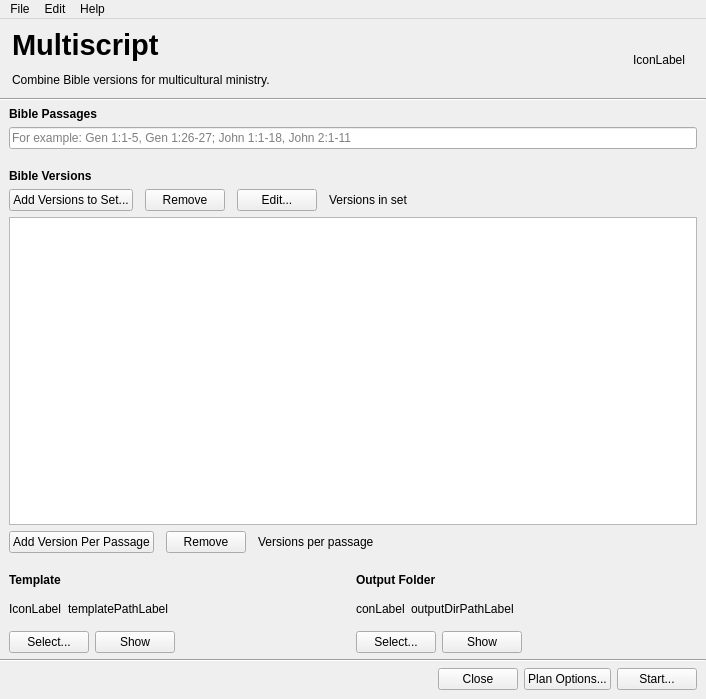
The window that multiscript/ui/main_window.ui (multiscript/multiscript) describes before a commit, drawn with Qt 5.
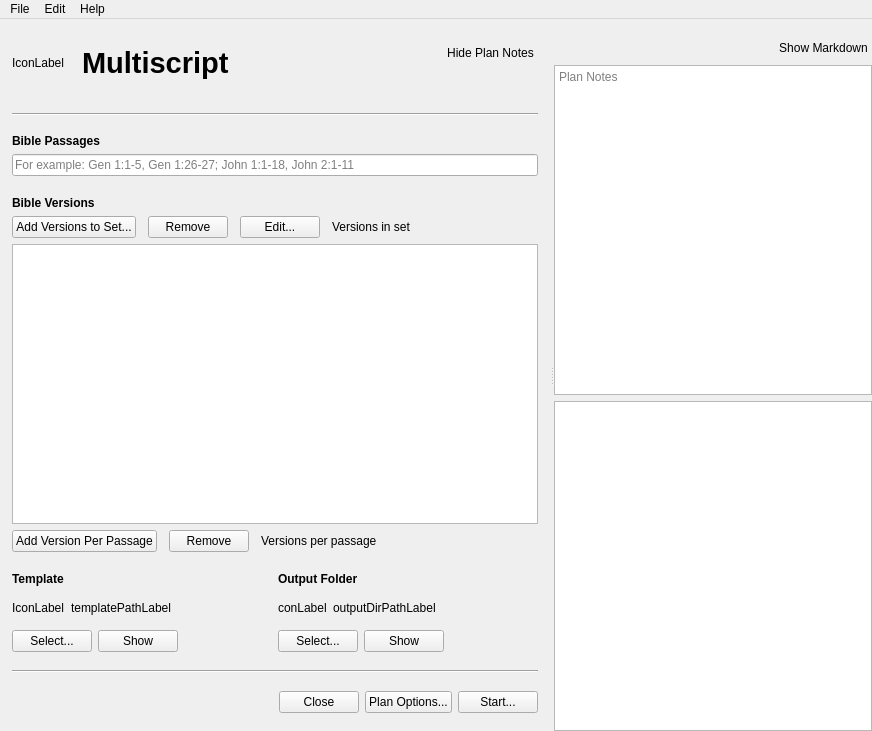
The same window after the commit. Custom widgets are drawn as their Qt base class.

Commit message: Add plan and version notes (#5)

The edit to the form file:
```diff
--- a/multiscript/ui/main_window.ui
+++ b/multiscript/ui/main_window.ui
@@ -6,21 +6,15 @@
    <rect>
     <x>0</x>
     <y>0</y>
-    <width>706</width>
-    <height>699</height>
+    <width>872</width>
+    <height>731</height>
    </rect>
   </property>
-  <property name="sizePolicy">
-   <sizepolicy hsizetype="MinimumExpanding" vsizetype="MinimumExpanding">
-    <horstretch>0</horstretch>
-    <verstretch>0</verstretch>
-   </sizepolicy>
-  </property>
   <property name="windowTitle">
    <string>Multiscript</string>
   </property>
   <widget class="QWidget" name="centralwidget">
-   <layout class="QVBoxLayout" name="verticalLayout">
+   <layout class="QVBoxLayout" name="verticalLayout_3">
     <property name="leftMargin">
      <number>0</number>
     </property>
@@ -32,58 +26,52 @@
     </property>
     <property name="bottomMargin">
      <number>0</number>
+    </property>
+    <item>
+     <widget class="QSplitter" name="splitter">
+      <property name="sizePolicy">
+       <sizepolicy hsizetype="Preferred" vsizetype="Preferred">
+        <horstretch>0</horstretch>
+        <verstretch>0</verstretch>
+       </sizepolicy>
+      </property>
+      <property name="orientation">
+       <enum>Qt::Horizontal</enum>
+      </property>
+      <property name="childrenCollapsible">
+       <bool>false</bool>
+      </property>
+      <widget class="QWidget" name="mainLayoutWidget">
+       <layout class="QVBoxLayout" name="mainLayout">
+        <property name="leftMargin">
+         <number>12</number>
+        </property>
+        <property name="rightMargin">
+         <number>12</number>
     </property>
     <item>
      <widget class="QWidget" name="titleAreaWidget" native="true">
       <property name="autoFillBackground">
        <bool>false</bool>
       </property>
-      <layout class="QVBoxLayout" name="verticalLayout_2">
+          <layout class="QVBoxLayout" name="titleAreaWidgetLayout">
        <property name="leftMargin">
+            <number>0</number>
+           </property>
+           <property name="topMargin">
         <number>12</number>
        </property>
+           <property name="rightMargin">
+            <number>0</number>
+           </property>
        <property name="bottomMargin">
+            <number>12</number>
+           </property>
+           <item>
+            <layout class="QHBoxLayout" name="horizontalLayout_3">
+             <property name="spacing">
         <number>0</number>
        </property>
-       <item>
-        <layout class="QHBoxLayout" name="horizontalLayout_9">
-         <item>
-          <layout class="QVBoxLayout" name="verticalLayout_5">
-           <item>
-            <widget class="QLabel" name="titleLabel">
-             <property name="font">
-              <font>
-               <pointsize>22</pointsize>
-               <bold>true</bold>
-              </font>
-             </property>
-             <property name="text">
-              <string>Multiscript</string>
-             </property>
-            </widget>
-           </item>
-           <item>
-            <widget class="QLabel" name="label">
-             <property name="text">
-              <string>Combine Bible versions for multicultural ministry.</string>
-             </property>
-            </widget>
-           </item>
-          </layout>
-         </item>
-         <item>
-          <spacer name="horizontalSpacer">
-           <property name="orientation">
-            <enum>Qt::Horizontal</enum>
-           </property>
-           <property name="sizeHint" stdset="0">
-            <size>
-             <width>40</width>
-             <height>20</height>
-            </size>
-           </property>
-          </spacer>
-         </item>
          <item>
           <widget class="IconLabel" name="appIconLabel">
            <property name="minimumSize">
@@ -97,6 +85,84 @@
            </property>
           </widget>
          </item>
+             <item>
+              <spacer name="horizontalSpacer_4">
+               <property name="orientation">
+                <enum>Qt::Horizontal</enum>
+               </property>
+               <property name="sizeType">
+                <enum>QSizePolicy::Fixed</enum>
+               </property>
+               <property name="sizeHint" stdset="0">
+                <size>
+                 <width>6</width>
+                 <height>20</height>
+                </size>
+               </property>
+              </spacer>
+             </item>
+             <item>
+              <widget class="QLabel" name="titleLabel">
+               <property name="font">
+                <font>
+                 <pointsize>22</pointsize>
+                 <bold>true</bold>
+                </font>
+               </property>
+               <property name="text">
+                <string>Multiscript</string>
+               </property>
+              </widget>
+             </item>
+             <item>
+              <spacer name="horizontalSpacer">
+               <property name="orientation">
+                <enum>Qt::Horizontal</enum>
+               </property>
+               <property name="sizeHint" stdset="0">
+                <size>
+                 <width>40</width>
+                 <height>20</height>
+                </size>
+               </property>
+              </spacer>
+             </item>
+             <item>
+              <layout class="QVBoxLayout" name="verticalLayout">
+               <item>
+                <widget class="QPushButton" name="togglePlanNotesButton">
+                 <property name="text">
+                  <string>Hide Plan Notes</string>
+                 </property>
+                 <property name="checkable">
+                  <bool>false</bool>
+                 </property>
+                 <property name="checked">
+                  <bool>false</bool>
+                 </property>
+                 <property name="flat">
+                  <bool>true</bool>
+                 </property>
+                </widget>
+               </item>
+               <item>
+                <spacer name="verticalSpacer">
+                 <property name="orientation">
+                  <enum>Qt::Vertical</enum>
+                 </property>
+                 <property name="sizeType">
+                  <enum>QSizePolicy::Preferred</enum>
+                 </property>
+                 <property name="sizeHint" stdset="0">
+                  <size>
+                   <width>20</width>
+                   <height>20</height>
+                  </size>
+                 </property>
+                </spacer>
+               </item>
+              </layout>
+             </item>
         </layout>
        </item>
       </layout>
@@ -112,11 +178,17 @@
     <item>
      <widget class="QWidget" name="mainAreaWidget" native="true">
       <layout class="QVBoxLayout" name="mainAreaWidgetLayout">
+           <property name="leftMargin">
+            <number>0</number>
+           </property>
        <property name="topMargin">
+            <number>12</number>
+           </property>
+           <property name="rightMargin">
         <number>0</number>
        </property>
        <property name="bottomMargin">
-        <number>0</number>
+            <number>12</number>
        </property>
        <item>
         <widget class="QLabel" name="passagesLabel">
@@ -151,9 +223,9 @@
         </widget>
        </item>
        <item>
-        <layout class="QVBoxLayout" name="versionsVerticalLayout">
+            <layout class="QVBoxLayout" name="versionsVerticalLayout" stretch="0,1,0">
          <item>
-          <layout class="QHBoxLayout" name="horizontalLayout_6">
+              <layout class="QHBoxLayout" name="horizontalLayout_8">
            <property name="spacing">
             <number>12</number>
            </property>
@@ -206,9 +278,15 @@
           </layout>
          </item>
          <item>
-          <layout class="QHBoxLayout" name="horizontalLayout">
+              <layout class="QHBoxLayout" name="horizontalLayout_12">
            <item>
             <widget class="ItemListTableView" name="versionTable">
+                 <property name="sizePolicy">
+                  <sizepolicy hsizetype="Expanding" vsizetype="Expanding">
+                   <horstretch>0</horstretch>
+                   <verstretch>1</verstretch>
+                  </sizepolicy>
+                 </property>
              <attribute name="horizontalHeaderHighlightSections">
               <bool>false</bool>
              </attribute>
@@ -289,7 +367,7 @@
          <item row="1" column="0">
           <layout class="QVBoxLayout" name="verticalLayout_7">
            <item>
-            <layout class="QHBoxLayout" name="horizontalLayout_4">
+                <layout class="QHBoxLayout" name="horizontalLayout_5">
              <item>
               <widget class="IconLabel" name="templateIconLabel">
                <property name="sizePolicy">
@@ -334,7 +412,7 @@
             </layout>
            </item>
            <item>
-            <layout class="QHBoxLayout" name="horizontalLayout_5">
+                <layout class="QHBoxLayout" name="horizontalLayout_6">
              <item>
               <widget class="QPushButton" name="templateSelectButton">
                <property name="text">
@@ -353,7 +431,7 @@
               </widget>
              </item>
              <item>
-              <spacer name="horizontalSpacer_3">
+                  <spacer name="horizontalSpacer_8">
                <property name="orientation">
                 <enum>Qt::Horizontal</enum>
                </property>
@@ -370,9 +448,9 @@
           </layout>
          </item>
          <item row="1" column="1">
-          <layout class="QVBoxLayout" name="verticalLayout_8">
+              <layout class="QVBoxLayout" name="verticalLayout_2">
            <item>
-            <layout class="QHBoxLayout" name="horizontalLayout_7">
+                <layout class="QHBoxLayout" name="horizontalLayout_4">
              <item>
               <widget class="IconLabel" name="outputDirIconLabel">
                <property name="minimumSize">
@@ -402,7 +480,7 @@
             </layout>
            </item>
            <item>
-            <layout class="QHBoxLayout" name="horizontalLayout_8">
+                <layout class="QHBoxLayout" name="horizontalLayout_7">
              <item>
               <widget class="QPushButton" name="outputDirSelectButton">
                <property name="text">
@@ -421,7 +499,7 @@
               </widget>
              </item>
              <item>
-              <spacer name="horizontalSpacer_4">
+                  <spacer name="horizontalSpacer_5">
                <property name="orientation">
                 <enum>Qt::Horizontal</enum>
                </property>
@@ -451,12 +529,19 @@
     </item>
     <item>
      <widget class="QWidget" name="footerAreaWidget" native="true">
-      <layout class="QVBoxLayout" name="verticalLayout_6">
+          <layout class="QHBoxLayout" name="footerLayout">
+           <property name="leftMargin">
+            <number>0</number>
+           </property>
        <property name="topMargin">
+            <number>12</number>
+           </property>
+           <property name="rightMargin">
         <number>0</number>
        </property>
-       <item>
-        <layout class="QHBoxLayout" name="horizontalLayout_3">
+           <property name="bottomMargin">
+            <number>18</number>
+           </property>
          <item>
           <spacer name="horizontalSpacer_2">
            <property name="orientation">
@@ -501,8 +586,100 @@
           </widget>
          </item>
         </layout>
-       </item>
-      </layout>
+         </widget>
+        </item>
+       </layout>
+      </widget>
+      <widget class="QWidget" name="sidePanelWidget" native="true">
+       <property name="enabled">
+        <bool>true</bool>
+       </property>
+       <property name="sizePolicy">
+        <sizepolicy hsizetype="MinimumExpanding" vsizetype="MinimumExpanding">
+         <horstretch>0</horstretch>
+         <verstretch>0</verstretch>
+        </sizepolicy>
+       </property>
+       <property name="minimumSize">
+        <size>
+         <width>250</width>
+         <height>100</height>
+        </size>
+       </property>
+       <layout class="QVBoxLayout" name="verticalLayout_5">
+        <property name="topMargin">
+         <number>18</number>
+        </property>
+        <item>
+         <layout class="QHBoxLayout" name="horizontalLayout">
+          <item>
+           <spacer name="horizontalSpacer_3">
+            <property name="orientation">
+             <enum>Qt::Horizontal</enum>
+            </property>
+            <property name="sizeHint" stdset="0">
+             <size>
+              <width>40</width>
+              <height>20</height>
+             </size>
+            </property>
+           </spacer>
+          </item>
+          <item>
+           <widget class="QPushButton" name="togglePlanNotesSourceButton">
+            <property name="text">
+             <string>Show Markdown</string>
+            </property>
+            <property name="checkable">
+             <bool>false</bool>
+            </property>
+            <property name="flat">
+             <bool>true</bool>
+            </property>
+           </widget>
+          </item>
+         </layout>
+        </item>
+        <item>
+         <widget class="QTextEdit" name="planNotesTextEdit">
+          <property name="sizePolicy">
+           <sizepolicy hsizetype="Expanding" vsizetype="MinimumExpanding">
+            <horstretch>0</horstretch>
+            <verstretch>0</verstretch>
+           </sizepolicy>
+          </property>
+          <property name="maximumSize">
+           <size>
+            <width>16777215</width>
+            <height>16777215</height>
+           </size>
+          </property>
+          <property name="autoFormatting">
+           <set>QTextEdit::AutoAll</set>
+          </property>
+          <property name="readOnly">
+           <bool>false</bool>
+          </property>
+          <property name="tabStopDistance">
+           <double>20.000000000000000</double>
+          </property>
+          <property name="textInteractionFlags">
+           <set>Qt::LinksAccessibleByMouse|Qt::TextEditable|Qt::TextEditorInteraction|Qt::TextSelectableByKeyboard|Qt::TextSelectableByMouse</set>
+          </property>
+          <property name="placeholderText">
+           <string>Plan Notes</string>
+          </property>
+         </widget>
+        </item>
+        <item>
+         <widget class="QPlainTextEdit" name="planNotesPlainTextEdit">
+          <property name="tabStopDistance">
+           <double>20.000000000000000</double>
+          </property>
+         </widget>
+        </item>
+       </layout>
+      </widget>
      </widget>
     </item>
    </layout>
@@ -512,7 +689,7 @@
     <rect>
      <x>0</x>
      <y>0</y>
-     <width>706</width>
+     <width>872</width>
      <height>22</height>
     </rect>
    </property>
@@ -689,16 +866,16 @@
   </action>
  </widget>
  <customwidgets>
-  <customwidget>
-   <class>IconLabel</class>
-   <extends>QLabel</extends>
-   <header>multiscript.qt_custom.widgets</header>
-  </customwidget>
   <customwidget>
    <class>ItemListTableView</class>
    <extends>QTableView</extends>
    <header>multiscript.qt_custom.views</header>
   </customwidget>
+  <customwidget>
+   <class>IconLabel</class>
+   <extends>QLabel</extends>
+   <header>multiscript.qt_custom.widgets</header>
+  </customwidget>
  </customwidgets>
  <resources/>
  <connections/>
```
Left out of the diff: 6 changed lines with no effect on the pictures. Lines whose indentation alone changed are shown as unchanged. The commit also changes 19 other files.
